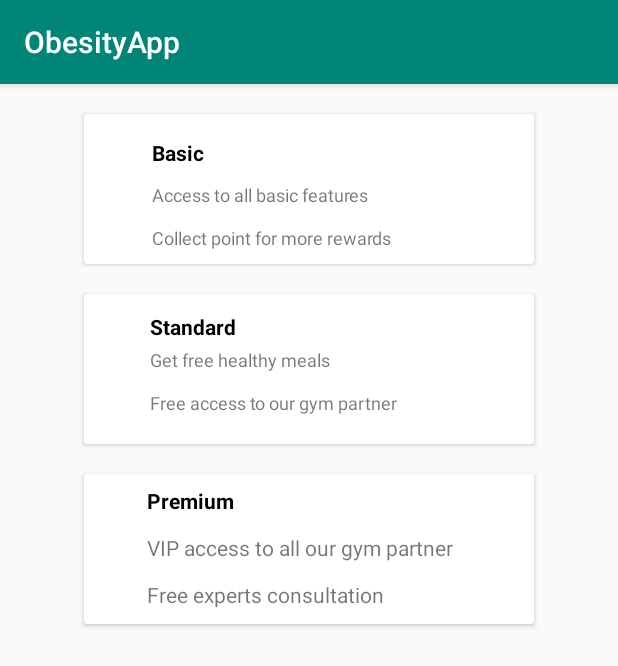
After one commit to chunshui7347/Ehealth, an Android app: the subscription screen opened directly, with no data from a screen before it, on a phone screen of 412 x 824 dp. The commit adds this screen. Shown: the top 666 px of the screen. Run offline under Robolectric (Android 15) with nearby library versions, the phone set to English and light mode, and no system bars.

Commit message:
Update some things.

```diff
--- a/app/build.gradle
+++ b/app/build.gradle
@@ -23,6 +23,7 @@ dependencies {
     implementation 'com.android.support:appcompat-v7:27.1.1'
     implementation 'com.android.support.constraint:constraint-layout:1.1.3'
     implementation 'com.android.support:support-v4:27.1.1'
+    implementation 'com.google.android.gms:play-services-maps:16.0.0'
     testImplementation 'junit:junit:4.12'
     androidTestImplementation 'com.android.support.test:runner:1.0.2'
     androidTestImplementation 'com.android.support.test.espresso:espresso-core:3.0.2'
--- /dev/null
+++ b/app/src/main/java/com/example/tanchunshui/obesityapp/subscription.java
@@ -0,0 +1,13 @@
+package com.example.tanchunshui.obesityapp;
+
+import android.support.v7.app.AppCompatActivity;
+import android.os.Bundle;
+
+public class subscription extends AppCompatActivity {
+
+    @Override
+    protected void onCreate(Bundle savedInstanceState) {
+        super.onCreate(savedInstanceState);
+        setContentView(R.layout.activity_subscription);
+    }
+}
--- a/app/src/main/res/layout/activity_register1.xml
+++ b/app/src/main/res/layout/activity_register1.xml
@@ -53,7 +53,7 @@
         android:layout_height="38dp"
         android:layout_marginTop="76dp"
         android:ems="10"
-        android:inputType="textPersonName"
+        android:inputType="textWebEmailAddress"
         android:textAppearance="@style/TextAppearance.AppCompat.Caption"
         app:layout_constraintEnd_toEndOf="@+id/imageView2"
         app:layout_constraintStart_toStartOf="@+id/imageView2"
--- a/app/src/main/res/layout/activity_register2.xml
+++ b/app/src/main/res/layout/activity_register2.xml
@@ -84,7 +84,7 @@
                 android:layout_width="229dp"
                 android:layout_height="37dp"
                 android:ems="10"
-                android:inputType="textPersonName"
+                android:inputType="number"
                 tools:layout_editor_absoluteX="100dp"
                 tools:layout_editor_absoluteY="97dp" />
 
@@ -191,7 +191,7 @@
                 android:layout_width="227dp"
                 android:layout_height="wrap_content"
                 android:ems="10"
-                android:inputType="textPersonName"
+                android:inputType="number|numberDecimal"
                 tools:layout_editor_absoluteX="175dp"
                 tools:layout_editor_absoluteY="349dp" />
 
--- a/app/src/main/res/layout/activity_session.xml
+++ b/app/src/main/res/layout/activity_session.xml
@@ -16,7 +16,6 @@
         android:layout_marginBottom="8dp"
         app:layout_constraintBottom_toBottomOf="parent"
         app:layout_constraintEnd_toEndOf="parent"
-        app:layout_constraintHorizontal_bias="0.0"
         app:layout_constraintStart_toStartOf="parent"
         app:layout_constraintTop_toTopOf="parent">
 
--- /dev/null
+++ b/app/src/main/res/layout/activity_subscription.xml
@@ -0,0 +1,191 @@
+<?xml version="1.0" encoding="utf-8"?>
+<android.support.constraint.ConstraintLayout xmlns:android="http://schemas.android.com/apk/res/android"
+    xmlns:app="http://schemas.android.com/apk/res-auto"
+    xmlns:tools="http://schemas.android.com/tools"
+    android:layout_width="match_parent"
+    android:layout_height="match_parent"
+    tools:context=".subscription">
+
+    <ScrollView
+        android:layout_width="match_parent"
+        android:layout_height="match_parent"
+        tools:layout_editor_absoluteX="0dp"
+        tools:layout_editor_absoluteY="16dp">
+
+        <LinearLayout
+            android:layout_width="match_parent"
+            android:layout_height="wrap_content"
+            android:orientation="vertical">
+
+            <Space
+                android:layout_width="match_parent"
+                android:layout_height="20dp" />
+
+            <android.support.v7.widget.CardView
+                android:layout_width="300dp"
+                android:layout_height="100dp"
+                android:layout_gravity="center">
+
+                <android.support.constraint.ConstraintLayout
+                    android:layout_width="match_parent"
+                    android:layout_height="match_parent">
+
+                    <TextView
+                        android:id="@+id/textView28"
+                        android:layout_width="wrap_content"
+                        android:layout_height="wrap_content"
+                        android:layout_marginStart="8dp"
+                        android:layout_marginTop="16dp"
+                        android:layout_marginEnd="8dp"
+                        android:text="Basic"
+                        android:textColor="@android:color/black"
+                        android:textStyle="bold"
+                        app:layout_constraintEnd_toEndOf="parent"
+                        app:layout_constraintHorizontal_bias="0.15"
+                        app:layout_constraintStart_toStartOf="parent"
+                        app:layout_constraintTop_toTopOf="parent" />
+
+                    <TextView
+                        android:id="@+id/textView33"
+                        android:layout_width="wrap_content"
+                        android:layout_height="wrap_content"
+                        android:layout_marginTop="10dp"
+                        android:text="Access to all basic features"
+                        android:textSize="12sp"
+                        app:layout_constraintEnd_toEndOf="@+id/textView28"
+                        app:layout_constraintHorizontal_bias="0.0"
+                        app:layout_constraintStart_toStartOf="@+id/textView28"
+                        app:layout_constraintTop_toBottomOf="@+id/textView28" />
+
+                    <TextView
+                        android:id="@+id/textView34"
+                        android:layout_width="wrap_content"
+                        android:layout_height="wrap_content"
+                        android:layout_marginTop="10dp"
+                        android:layout_marginBottom="8dp"
+                        android:text="Collect point for more rewards"
+                        android:textSize="12sp"
+                        app:layout_constraintBottom_toBottomOf="parent"
+                        app:layout_constraintEnd_toEndOf="@+id/textView33"
+                        app:layout_constraintHorizontal_bias="0.0"
+                        app:layout_constraintStart_toStartOf="@+id/textView33"
+                        app:layout_constraintTop_toBottomOf="@+id/textView33" />
+                </android.support.constraint.ConstraintLayout>
+
+            </android.support.v7.widget.CardView>
+
+            <Space
+                android:layout_width="match_parent"
+                android:layout_height="20dp" />
+
+            <android.support.v7.widget.CardView
+                android:layout_width="300dp"
+                android:layout_height="100dp"
+                android:layout_gravity="center">
+
+                <android.support.constraint.ConstraintLayout
+                    android:layout_width="match_parent"
+                    android:layout_height="match_parent">
+
+                    <TextView
+                        android:id="@+id/textView29"
+                        android:layout_width="wrap_content"
+                        android:layout_height="wrap_content"
+                        android:layout_marginStart="8dp"
+                        android:layout_marginTop="12dp"
+                        android:layout_marginEnd="8dp"
+                        android:text="Standard"
+                        android:textColor="@android:color/black"
+                        android:textStyle="bold"
+                        app:layout_constraintEnd_toEndOf="parent"
+                        app:layout_constraintHorizontal_bias="0.158"
+                        app:layout_constraintStart_toStartOf="parent"
+                        app:layout_constraintTop_toTopOf="parent" />
+
+                    <TextView
+                        android:id="@+id/textView35"
+                        android:layout_width="wrap_content"
+                        android:layout_height="wrap_content"
+                        android:layout_marginTop="4dp"
+                        android:text="Get free healthy meals"
+                        android:textSize="12sp"
+                        app:layout_constraintEnd_toEndOf="@+id/textView29"
+                        app:layout_constraintHorizontal_bias="0.0"
+                        app:layout_constraintStart_toStartOf="@+id/textView29"
+                        app:layout_constraintTop_toBottomOf="@+id/textView29" />
+
+                    <TextView
+                        android:id="@+id/textView36"
+                        android:layout_width="wrap_content"
+                        android:layout_height="wrap_content"
+                        android:layout_marginTop="12dp"
+                        android:text="Free access to our gym partner"
+                        android:textSize="12sp"
+                        app:layout_constraintEnd_toEndOf="@+id/textView35"
+                        app:layout_constraintHorizontal_bias="0.0"
+                        app:layout_constraintStart_toStartOf="@+id/textView35"
+                        app:layout_constraintTop_toBottomOf="@+id/textView35" />
+                </android.support.constraint.ConstraintLayout>
+            </android.support.v7.widget.CardView>
+
+            <Space
+                android:layout_width="match_parent"
+                android:layout_height="20dp" />
+
+            <android.support.v7.widget.CardView
+                android:layout_width="300dp"
+                android:layout_height="100dp"
+                android:layout_gravity="center">
+
+                <android.support.constraint.ConstraintLayout
+                    android:layout_width="match_parent"
+                    android:layout_height="match_parent">
+
+                    <TextView
+                        android:id="@+id/textView30"
+                        android:layout_width="wrap_content"
+                        android:layout_height="wrap_content"
+                        android:layout_marginStart="8dp"
+                        android:layout_marginTop="8dp"
+                        android:layout_marginEnd="8dp"
+                        android:text="Premium"
+                        android:textColor="@android:color/black"
+                        android:textStyle="bold"
+                        app:layout_constraintEnd_toEndOf="parent"
+                        app:layout_constraintHorizontal_bias="0.15"
+                        app:layout_constraintStart_toStartOf="parent"
+                        app:layout_constraintTop_toTopOf="parent" />
+
+                    <TextView
+                        android:id="@+id/textView37"
+                        android:layout_width="wrap_content"
+                        android:layout_height="wrap_content"
+                        android:layout_marginTop="12dp"
+                        android:text="VIP access to all our gym partner"
+                        app:layout_constraintEnd_toEndOf="@+id/textView30"
+                        app:layout_constraintHorizontal_bias="0.0"
+                        app:layout_constraintStart_toStartOf="@+id/textView30"
+                        app:layout_constraintTop_toBottomOf="@+id/textView30" />
+
+                    <TextView
+                        android:id="@+id/textView38"
+                        android:layout_width="wrap_content"
+                        android:layout_height="wrap_content"
+                        android:layout_marginTop="12dp"
+                        android:text="Free experts consultation"
+                        app:layout_constraintEnd_toEndOf="@+id/textView37"
+                        app:layout_constraintHorizontal_bias="0.0"
+                        app:layout_constraintStart_toStartOf="@+id/textView37"
+                        app:layout_constraintTop_toBottomOf="@+id/textView37" />
+                </android.support.constraint.ConstraintLayout>
+
+            </android.support.v7.widget.CardView>
+
+            <Space
+                android:layout_width="match_parent"
+                android:layout_height="20dp" />
+
+        </LinearLayout>
+    </ScrollView>
+
+</android.support.constraint.ConstraintLayout>
--- a/app/src/main/res/layout/activity_target.xml
+++ b/app/src/main/res/layout/activity_target.xml
@@ -89,7 +89,7 @@
         android:layout_width="wrap_content"
         android:layout_height="wrap_content"
         android:layout_marginTop="24dp"
-        android:text="Go"
+        android:text="Next"
         app:layout_constraintEnd_toEndOf="parent"
         app:layout_constraintHorizontal_bias="0.5"
         app:layout_constraintStart_toStartOf="parent"
--- a/app/src/main/res/values/strings.xml
+++ b/app/src/main/res/values/strings.xml
@@ -84,4 +84,5 @@
     <string name="action_settings">Settings</string>
 
     <string name="signup_description">Not a member? Join now!</string>
+    <string name="title_activity_maps">Map</string>
 </resources>
```
Also changed, not shown: app/src/main/AndroidManifest.xml (+22 -1 lines), app/src/main/java/com/example/tanchunshui/obesityapp/Dashboard.java (+11 -1 lines), app/src/main/java/com/example/tanchunshui/obesityapp/Login.java (+23 -9 lines), app/src/main/java/com/example/tanchunshui/obesityapp/Map.java (added, +13 -0 lines), app/src/main/java/com/example/tanchunshui/obesityapp/Target.java (+13 -4 lines), app/src/main/res/layout/activity_dashboard.xml (+8 -0 lines), app/src/main/res/layout/activity_feedback.xml (+11 -8 lines), app/src/main/res/layout/activity_food_section.xml (+11 -9 lines), app/src/main/res/layout/activity_map.xml (added, +126 -0 lines).
